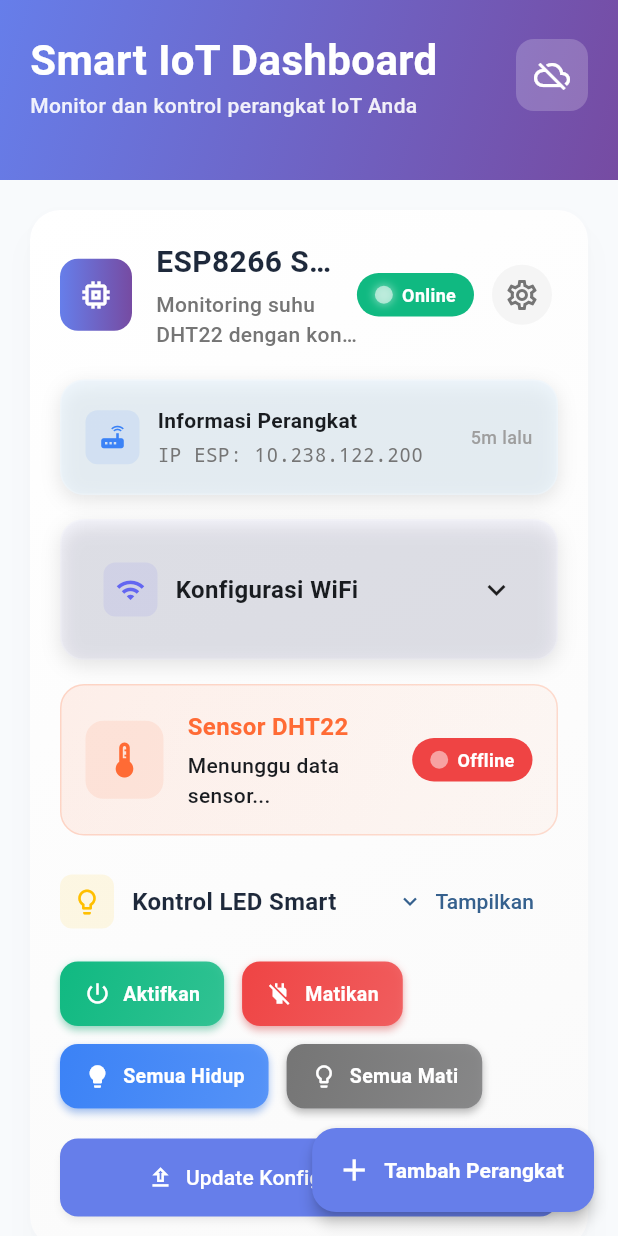
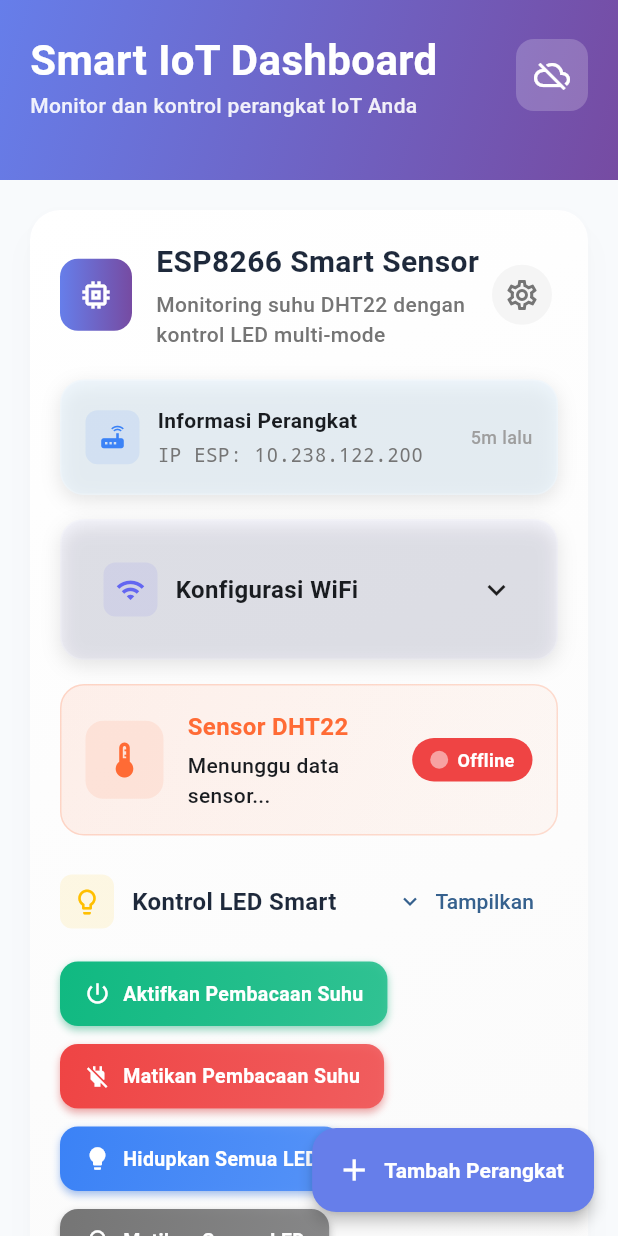
Before and after one commit to Hyperionzs/IoT-Management--LED---DHT22-, a Flutter app: the screen it shows after launch, on a phone screen of 412 x 824 dp. Run offline on Flutter 3.47's test engine with Material 3 defaults, Android fonts, the phone set to English and light mode, and no system bars; missing offline and left inert: mqtt_client.

Commit message:
- Add ExpandableText widget for improved text handling in UI
- Introduced ExpandableText widget to allow for expandable/collapsible text sections, enhancing readability for longer text content.

- Replaced static text widgets in the project card and temperature display with ExpandableText for better text management.

- Updated loading indicators and layout constraints for improved visual consistency across the dashboard.

```diff
--- a/lib/main.dart
+++ b/lib/main.dart
@@ -190,6 +190,133 @@ class _PulsingDotState extends State<PulsingDot> with TickerProviderStateMixin {
   }
 }
 
+class ExpandableText extends StatefulWidget {
+  final String text;
+  final int maxLines;
+  final TextStyle? style;
+  final String? expandText;
+  final String? collapseText;
+
+  const ExpandableText({
+    Key? key,
+    required this.text,
+    this.maxLines = 2,
+    this.style,
+    this.expandText = 'Lihat lebih banyak',
+    this.collapseText = 'Lihat lebih sedikit',
+  }) : super(key: key);
+
+  @override
+  State<ExpandableText> createState() => _ExpandableTextState();
+}
+
+class _ExpandableTextState extends State<ExpandableText> with TickerProviderStateMixin {
+  bool _isExpanded = false;
+  late AnimationController _animationController;
+  late Animation<double> _expandAnimation;
+
+  @override
+  void initState() {
+    super.initState();
+    _animationController = AnimationController(
+      duration: const Duration(milliseconds: 300),
+      vsync: this,
+    );
+    _expandAnimation = CurvedAnimation(
+      parent: _animationController,
+      curve: Curves.easeInOut,
+    );
+  }
+
+  @override
+  void dispose() {
+    _animationController.dispose();
+    super.dispose();
+  }
+
+  bool get _shouldShowExpandButton {
+    // Show expand button if text is longer than what fits in maxLines
+    final textPainter = TextPainter(
+      text: TextSpan(text: widget.text, style: widget.style),
+      maxLines: widget.maxLines,
+      textDirection: TextDirection.ltr,
+    );
+    textPainter.layout();
+    return textPainter.didExceedMaxLines;
+  }
+
+  @override
+  Widget build(BuildContext context) {
+    return Column(
+      crossAxisAlignment: CrossAxisAlignment.start,
+      children: [
+        AnimatedBuilder(
+          animation: _expandAnimation,
+          builder: (context, child) {
+            return Text(
+              widget.text,
+              style: widget.style,
+              maxLines: _isExpanded ? null : widget.maxLines,
+              overflow: _isExpanded ? null : TextOverflow.ellipsis,
+            );
+          },
+        ),
+        if (_shouldShowExpandButton)
+          Padding(
+            padding: const EdgeInsets.only(top: 4),
+            child: InkWell(
+              onTap: () {
+                setState(() {
+                  _isExpanded = !_isExpanded;
+                  if (_isExpanded) {
+                    _animationController.forward();
+                  } else {
+                    _animationController.reverse();
+                  }
+                });
+              },
+              borderRadius: BorderRadius.circular(8),
+              child: Container(
+                padding: const EdgeInsets.symmetric(horizontal: 8, vertical: 4),
+                decoration: BoxDecoration(
+                  color: Theme.of(context).primaryColor.withOpacity(0.1),
+                  borderRadius: BorderRadius.circular(8),
+                  border: Border.all(
+                    color: Theme.of(context).primaryColor.withOpacity(0.3),
+                    width: 1,
+                  ),
+                ),
+                child: Row(
+                  mainAxisSize: MainAxisSize.min,
+                  children: [
+                    AnimatedRotation(
+                      turns: _isExpanded ? 0.5 : 0,
+                      duration: const Duration(milliseconds: 300),
+                      child: Icon(
+                        Icons.keyboard_arrow_down,
+                        size: 16,
+                        color: Theme.of(context).primaryColor,
+                      ),
+                    ),
+                    const SizedBox(width: 4),
+                    Text(
+                      _isExpanded ? widget.collapseText! : widget.expandText!,
+                      style: TextStyle(
+                        fontSize: 12,
+                        color: Theme.of(context).primaryColor,
+                        fontWeight: FontWeight.w600,
+                      ),
+                    ),
+                  ],
+                ),
+              ),
+            ),
+          ),
+      ],
+    );
+  }
+}
+
 class GlassContainer extends StatelessWidget {
   final Widget child;
   final Color? color;
@@ -445,14 +572,13 @@ class _TemperatureDisplay extends StatelessWidget {
                         overflow: TextOverflow.ellipsis,
                       ),
                       const SizedBox(height: 4),
-                      Text(
-                        text,
+                       ExpandableText(
+                         text: text,
+                         maxLines: 2,
                          style: const TextStyle(
                            fontSize: 14,
                            fontWeight: FontWeight.w500,
                          ),
-                        maxLines: 2,
-                        overflow: TextOverflow.ellipsis,
                        ),
                     ],
                   ),
@@ -1115,16 +1241,21 @@ class _DashboardScreenState extends State<DashboardScreen> with TickerProviderSt
               delegate: SliverChildBuilderDelegate(
                 (context, index) {
                   if (isLoading) {
-                    return const Center(
-                      child: Padding(
+                    return Center(
+                      child: ConstrainedBox(
+                        constraints: const BoxConstraints(maxWidth: 900),
+                        child: const Padding(
                           padding: EdgeInsets.all(40),
                           child: CircularProgressIndicator(),
                         ),
+                      ),
                     );
                   }
 
                   if (projects.isEmpty) {
                     return Center(
+                      child: ConstrainedBox(
+                        constraints: const BoxConstraints(maxWidth: 900),
                         child: Column(
                           children: [
                             const SizedBox(height: 40),
@@ -1162,6 +1293,7 @@ class _DashboardScreenState extends State<DashboardScreen> with TickerProviderSt
                               textAlign: TextAlign.center,
                             ),
                           ],
+                        ),
                       ),
                     );
                   }
@@ -1177,6 +1309,9 @@ class _DashboardScreenState extends State<DashboardScreen> with TickerProviderSt
                     )),
                     child: FadeTransition(
                       opacity: _fadeController,
+                      child: Center(
+                        child: ConstrainedBox(
+                          constraints: const BoxConstraints(maxWidth: 900),
                           child: EnhancedProjectCard(
                             project: project,
                             onConfigUpdate: _updateConfiguration,
@@ -1185,6 +1320,8 @@ class _DashboardScreenState extends State<DashboardScreen> with TickerProviderSt
                             isMqttConnected: _isMqttConnected,
                             onSendLedCommand: _publishLedCommand,
                             onSetWifi: _setWifiConfig,
+                          ),
+                        ),
                       ),
                     ),
                   );
@@ -1409,60 +1546,28 @@ class _EnhancedProjectCardState extends State<EnhancedProjectCard> with TickerPr
           child: Column(
             crossAxisAlignment: CrossAxisAlignment.start,
             children: [
-              Text(
-                widget.project.name,
+               ExpandableText(
+                 text: widget.project.name,
+                 maxLines: 1,
                  style: const TextStyle(
                    fontSize: 20,
                    fontWeight: FontWeight.bold,
                    color: Color(0xFF1E293B),
                  ),
-                maxLines: 1,
-                overflow: TextOverflow.ellipsis,
                ),
                const SizedBox(height: 4),
-              Text(
-                widget.project.description,
+               ExpandableText(
+                 text: widget.project.description,
+                 maxLines: 2,
                  style: TextStyle(
                    color: Colors.grey[600],
                    fontSize: 14,
                    fontWeight: FontWeight.w500,
                  ),
-                maxLines: 2,
-                overflow: TextOverflow.ellipsis,
-              ),
-            ],
-          ),
-        ),
-        Row(
-          children: [
-            Container(
-              padding: const EdgeInsets.symmetric(horizontal: 12, vertical: 6),
-              decoration: BoxDecoration(
-                color: widget.project.isOnline ? const Color(0xFF10B981) : const Color(0xFFEF4444),
-                borderRadius: BorderRadius.circular(20),
-              ),
-              child: Row(
-                mainAxisSize: MainAxisSize.min,
-                children: [
-                  PulsingDot(
-                    color: Colors.white,
-                    isActive: widget.project.isOnline,
-                  ),
-                  const SizedBox(width: 6),
-                  Text(
-                    widget.project.isOnline ? 'Online' : 'Offline',
-                    style: const TextStyle(
-                      color: Colors.white,
-                      fontSize: 12,
-                      fontWeight: FontWeight.w600,
-                    ),
-                    maxLines: 1,
-                    overflow: TextOverflow.ellipsis,
-                  ),
-                ],
-              ),
-            ),
-            const SizedBox(width: 8),
+               ),
+            ],
+          ),
+        ),
          IconButton(
            icon: const Icon(Icons.settings_outlined),
            onPressed: widget.onEdit,
@@ -1470,8 +1575,6 @@ class _EnhancedProjectCardState extends State<EnhancedProjectCard> with TickerPr
              backgroundColor: Colors.grey[100],
              foregroundColor: Colors.grey[600],
            ),
-            ),
-          ],
          ),
       ],
     );
@@ -1592,10 +1695,10 @@ class _EnhancedProjectCardState extends State<EnhancedProjectCard> with TickerPr
       spacing: 12,
       runSpacing: 12,
       children: [
-        _buildControlButton('ON', 'Aktifkan', const Color(0xFF10B981), Icons.power_settings_new),
-        _buildControlButton('OFF', 'Matikan', const Color(0xFFEF4444), Icons.power_off),
-        _buildControlButton('ALL_ON', 'Semua Hidup', const Color(0xFF3B82F6), Icons.lightbulb),
-        _buildControlButton('ALL_OFF', 'Semua Mati', Colors.grey[600]!, Icons.lightbulb_outline),
+        _buildControlButton('ON', 'Aktifkan Pembacaan Suhu', const Color(0xFF10B981), Icons.power_settings_new),
+        _buildControlButton('OFF', 'Matikan Pembacaan Suhu', const Color(0xFFEF4444), Icons.power_off),
+        _buildControlButton('ALL_ON', 'Hidupkan Semua LED', const Color(0xFF3B82F6), Icons.lightbulb),
+        _buildControlButton('ALL_OFF', 'Matikan Semua LED', Colors.grey[600]!, Icons.lightbulb_outline),
       ],
     );
   }
@@ -1843,10 +1946,6 @@ class _EnhancedProjectDialogState extends State<EnhancedProjectDialog> {
                     ),
                   ),
                    const Spacer(),
-                  IconButton(
-                    icon: const Icon(Icons.close, color: Colors.white),
-                    onPressed: () => Navigator.of(context).pop(),
-                  ),
                 ],
               ),
             ),
```
Lines whose indentation alone changed are shown as unchanged.
